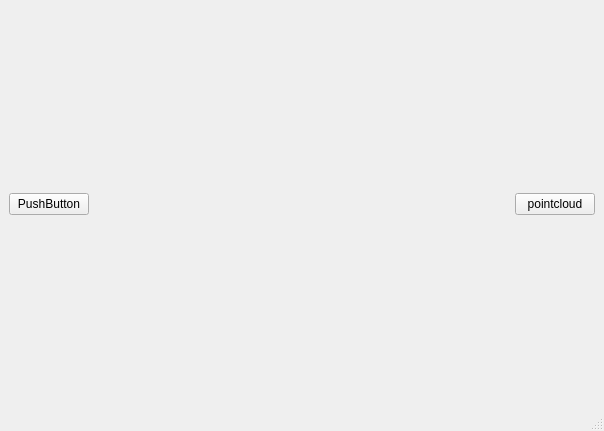
Before: the Qt Designer form src/qt_ros_pcl/gui/mainwindow.ui in wangzivector/Object_Recognition_and_Alignment-ROS-RCNN-PCL-Qt-GUI, drawn with Qt 5.
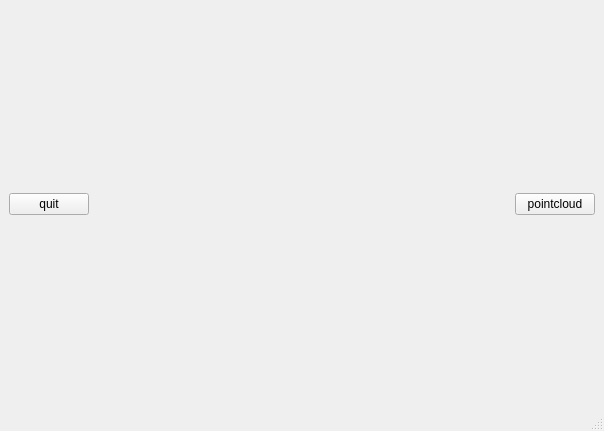
After: the same form once the commit is applied.

Patch:
```diff
--- a/src/qt_ros_pcl/gui/mainwindow.ui
+++ b/src/qt_ros_pcl/gui/mainwindow.ui
@@ -35,7 +35,7 @@
         <item>
          <widget class="QPushButton" name="pushButton">
           <property name="text">
-           <string>PushButton</string>
+           <string>quit</string>
           </property>
          </widget>
         </item>
```
Left out of the diff: 2 changed lines with no effect on the pictures.
